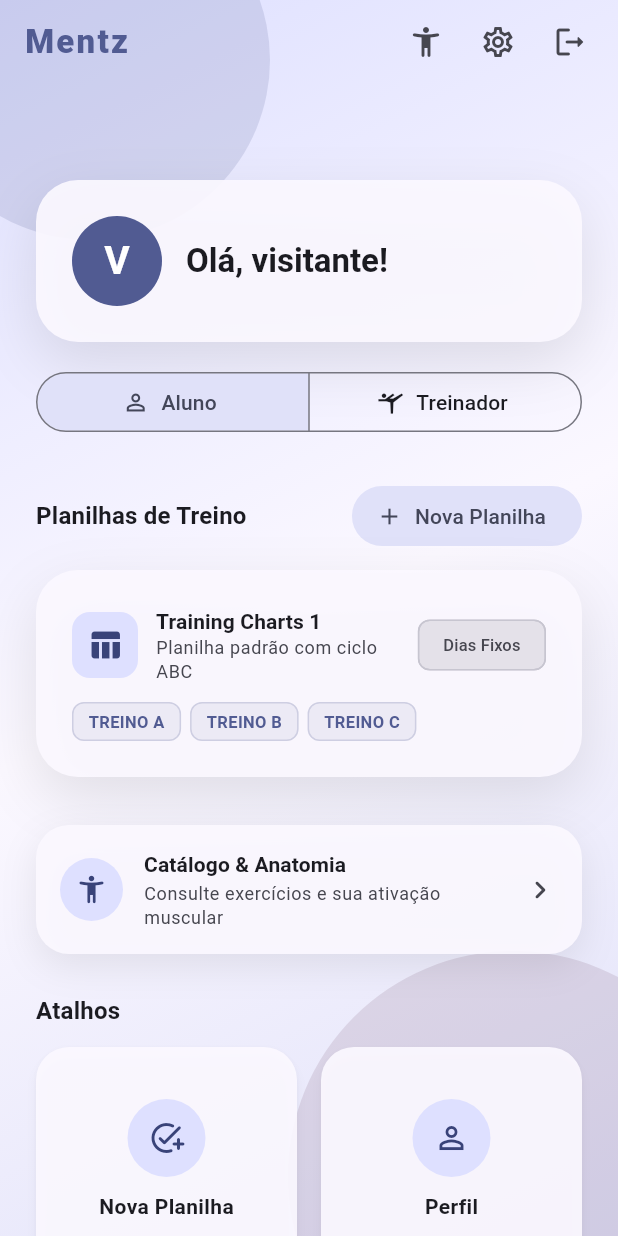
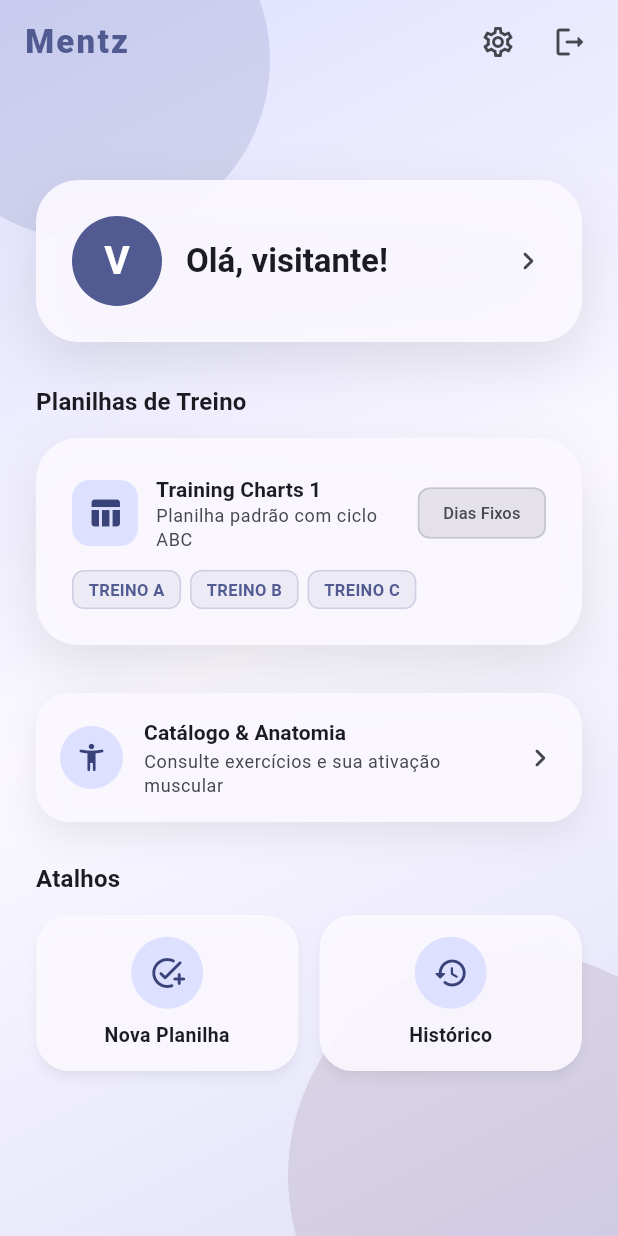
Before and after one commit to severo-bernardo04/mentz, a Flutter app: the HomePage screen opened directly, on a phone screen of 412 x 824 dp. Run offline on Flutter 3.47's test engine with Material 3 defaults, Android fonts, the phone set to English and light mode, and no system bars; our stand-ins replace cloud_firestore, firebase_auth, firebase_core; accounts and stored records are empty.

Commit message:
refactor(home): simplifica layout da home e navegacao do perfil

```diff
--- a/lib/features/home/home_page.dart
+++ b/lib/features/home/home_page.dart
@@ -10,7 +10,6 @@ import '../exercises/exercises_catalog_page.dart';
 import '../training/create_training_chart_page.dart';
 import '../training_history/training_history_page.dart';
 import 'widgets/home_app_bar.dart';
-import 'widgets/role_switcher.dart';
 import 'widgets/section_header.dart';
 import 'widgets/shortcuts_grid.dart';
 import 'widgets/training_chart_list.dart';
@@ -24,7 +23,7 @@ class HomePage extends StatefulWidget {
   /// E-mail do usuário (no Firebase: FirebaseAuth.instance.currentUser?.email)
   final String? userEmail;
 
-  /// Papel do usuário. TODO: vir do backend (ex: claim/doc do usuário).
+  /// Papel do usuário vindo do backend/Firestore.
   final UserRole role;
 
   const HomePage({
@@ -39,8 +38,6 @@ class HomePage extends StatefulWidget {
 }
 
 class _HomePageState extends State<HomePage> {
-  late UserRole _role = widget.role;
-
   void _openNewChart() => context.pushFade(const CreateTrainingChartPage());
 
   void _openHistory() => context.pushFade(const TrainingHistoryPage());
@@ -51,7 +48,7 @@ class _HomePageState extends State<HomePage> {
 
   void _openProfile() => context.pushFade(
         ProfilePage(
-          role: _role,
+          role: widget.role,
           userName: widget.userName,
           userEmail: widget.userEmail,
         ),
@@ -66,7 +63,6 @@ class _HomePageState extends State<HomePage> {
       appBar: HomeAppBar(
         onSettings: _openSettings,
         onLogout: _logout,
-        onExercises: _openExercises,
       ),
       body: AppBackground(
         child: SafeArea(
@@ -88,25 +84,14 @@ class _HomePageState extends State<HomePage> {
                       child: WelcomeCard(
                         userName: widget.userName,
                         userEmail: widget.userEmail,
+                        onTap: _openProfile,
                       ),
                     ),
-                    const SizedBox(height: 16),
-                    // TODO: remover — apenas para testar os dois perfis.
-                    RoleSwitcher(
-                      selected: _role,
-                      onChanged: (role) => setState(() => _role = role),
-                    ),
                     const SizedBox(height: 28),
-                    FadeSlideIn(
-                      delay: const Duration(milliseconds: 150),
+                    const FadeSlideIn(
+                      delay: Duration(milliseconds: 150),
                       child: SectionHeader(
                         title: 'Planilhas de Treino',
-                        trailing: FilledButton.tonalIcon(
-                          key: const Key('home_new_chart_button'),
-                          onPressed: _openNewChart,
-                          icon: const Icon(Icons.add, size: 18),
-                          label: const Text('Nova Planilha'),
-                        ),
                       ),
                     ),
                     const SizedBox(height: 12),
@@ -206,9 +191,7 @@ class _HomePageState extends State<HomePage> {
                     const SizedBox(height: 12),
                     ShortcutsGrid(
                       onNewChart: _openNewChart,
-                      onProfile: _openProfile,
                       onHistory: _openHistory,
-                      onSettings: _openSettings,
                     ),
                   ],
                 ),
--- a/lib/features/home/widgets/home_app_bar.dart
+++ b/lib/features/home/widgets/home_app_bar.dart
@@ -4,13 +4,11 @@ import 'package:flutter/material.dart';
 class HomeAppBar extends StatelessWidget implements PreferredSizeWidget {
   final VoidCallback onSettings;
   final VoidCallback onLogout;
-  final VoidCallback? onExercises;
 
   const HomeAppBar({
     super.key,
     required this.onSettings,
     required this.onLogout,
-    this.onExercises,
   });
 
   @override
@@ -32,13 +30,6 @@ class HomeAppBar extends StatelessWidget implements PreferredSizeWidget {
         ),
       ),
       actions: [
-        if (onExercises != null)
-          IconButton(
-            key: const Key('home_exercises_appbar_button'),
-            tooltip: 'Catálogo de Exercícios',
-            icon: const Icon(Icons.accessibility_new_rounded),
-            onPressed: onExercises,
-          ),
         IconButton(
           key: const Key('home_settings_appbar_button'),
           tooltip: 'Ajustes',
--- a/lib/features/home/widgets/role_switcher.dart
+++ /dev/null
@@ -1,36 +0,0 @@
-import 'package:flutter/material.dart';
-
-import '../../../models/profile_models.dart';
-
-/// TODO: remover — apenas para testar os dois perfis (aluno/treinador).
-class RoleSwitcher extends StatelessWidget {
-  final UserRole selected;
-  final ValueChanged<UserRole> onChanged;
-
-  const RoleSwitcher({
-    super.key,
-    required this.selected,
-    required this.onChanged,
-  });
-
-  @override
-  Widget build(BuildContext context) {
-    return SegmentedButton<UserRole>(
-      showSelectedIcon: false,
-      segments: const [
-        ButtonSegment(
-          value: UserRole.student,
-          icon: Icon(Icons.person_outline),
-          label: Text('Aluno'),
-        ),
-        ButtonSegment(
-          value: UserRole.trainer,
-          icon: Icon(Icons.sports_gymnastics),
-          label: Text('Treinador'),
-        ),
-      ],
-      selected: {selected},
-      onSelectionChanged: (values) => onChanged(values.first),
-    );
-  }
-}
--- a/lib/features/home/widgets/shortcut_card.dart
+++ b/lib/features/home/widgets/shortcut_card.dart
@@ -25,21 +25,30 @@ class ShortcutCard extends StatelessWidget {
       clipBehavior: Clip.antiAlias,
       child: InkWell(
         onTap: onTap ?? () {},
+        child: Padding(
+          padding: const EdgeInsets.symmetric(horizontal: 4, vertical: 8),
           child: Column(
             mainAxisAlignment: MainAxisAlignment.center,
             children: [
               Container(
-              width: 52,
-              height: 52,
+                width: 48,
+                height: 48,
                 decoration: BoxDecoration(
                   shape: BoxShape.circle,
                   color: cs.primaryContainer,
                 ),
-              child: Icon(icon, color: cs.onPrimaryContainer),
+                child: Icon(icon, color: cs.onPrimaryContainer, size: 24),
               ),
-            const SizedBox(height: 10),
-            Text(label, style: const TextStyle(fontWeight: FontWeight.w600)),
+              const SizedBox(height: 8),
+              Text(
+                label,
+                textAlign: TextAlign.center,
+                maxLines: 1,
+                overflow: TextOverflow.ellipsis,
+                style: const TextStyle(fontWeight: FontWeight.w600, fontSize: 13),
+              ),
             ],
+          ),
         ),
       ),
     );
--- a/lib/features/home/widgets/shortcuts_grid.dart
+++ b/lib/features/home/widgets/shortcuts_grid.dart
@@ -3,18 +3,14 @@ import 'package:flutter/material.dart';
 import '../../../widgets/fade_slide_in.dart';
 import 'shortcut_card.dart';
 
-/// Grade 2x2 de atalhos da home.
+/// Atalhos rápidos da home: Nova Planilha e Histórico.
 class ShortcutsGrid extends StatelessWidget {
   final VoidCallback onNewChart;
-  final VoidCallback onProfile;
-  final VoidCallback onSettings;
   final VoidCallback? onHistory;
 
   const ShortcutsGrid({
     super.key,
     required this.onNewChart,
-    required this.onProfile,
-    required this.onSettings,
     this.onHistory,
   });
 
@@ -22,14 +18,10 @@ class ShortcutsGrid extends StatelessWidget {
   Widget build(BuildContext context) {
     final cards = [
       ShortcutCard(
+        key: const Key('home_new_chart_shortcut_card'),
         icon: Icons.add_task_rounded,
         label: 'Nova Planilha',
         onTap: onNewChart,
-      ),
-      ShortcutCard(
-        icon: Icons.person_outline,
-        label: 'Perfil',
-        onTap: onProfile,
       ),
       ShortcutCard(
         key: const Key('home_history_shortcut_card'),
@@ -37,27 +29,22 @@ class ShortcutsGrid extends StatelessWidget {
         label: 'Histórico',
         onTap: onHistory,
       ),
-      ShortcutCard(
-        key: const Key('home_settings_shortcut_card'),
-        icon: Icons.settings_outlined,
-        label: 'Ajustes',
-        onTap: onSettings,
-      ),
     ];
 
-    return GridView.count(
-      crossAxisCount: 2,
-      shrinkWrap: true,
-      physics: const NeverScrollableScrollPhysics(),
-      mainAxisSpacing: 16,
-      crossAxisSpacing: 16,
-      childAspectRatio: 1.15,
+    return Row(
       children: [
-        for (var i = 0; i < cards.length; i++)
-          FadeSlideIn(
-            delay: Duration(milliseconds: 250 + i * 80),
-            child: cards[i],
+        for (var i = 0; i < cards.length; i++) ...[
+          if (i > 0) const SizedBox(width: 14),
+          Expanded(
+            child: FadeSlideIn(
+              delay: Duration(milliseconds: 250 + i * 80),
+              child: SizedBox(
+                height: 104,
+                child: cards[i],
+              ),
+            ),
           ),
+        ],
       ],
     );
   }
--- a/lib/features/home/widgets/welcome_card.dart
+++ b/lib/features/home/widgets/welcome_card.dart
@@ -3,11 +3,18 @@ import 'package:flutter/material.dart';
 import '../../../widgets/app_card.dart';
 
 /// Cartão de boas-vindas com avatar, nome e e-mail.
+/// Ao clicar, navega para o perfil do usuário.
 class WelcomeCard extends StatelessWidget {
   final String? userName;
   final String? userEmail;
+  final VoidCallback? onTap;
 
-  const WelcomeCard({super.key, this.userName, this.userEmail});
+  const WelcomeCard({
+    super.key,
+    this.userName,
+    this.userEmail,
+    this.onTap,
+  });
 
   String get _displayName {
     final name = userName?.trim() ?? '';
@@ -26,6 +33,7 @@ class WelcomeCard extends StatelessWidget {
     final name = _displayName;
 
     return AppCard(
+      onTap: onTap,
       child: Row(
         children: [
           CircleAvatar(
@@ -65,6 +73,11 @@ class WelcomeCard extends StatelessWidget {
               ],
             ),
           ),
+          if (onTap != null)
+            Icon(
+              Icons.chevron_right_rounded,
+              color: cs.onSurfaceVariant,
+            ),
         ],
       ),
     );
--- a/lib/widgets/app_card.dart
+++ b/lib/widgets/app_card.dart
@@ -4,17 +4,28 @@ import 'package:flutter/material.dart';
 class AppCard extends StatelessWidget {
   final Widget child;
   final EdgeInsetsGeometry padding;
+  final VoidCallback? onTap;
 
   const AppCard({
     super.key,
     required this.child,
     this.padding = const EdgeInsets.all(24),
+    this.onTap,
   });
 
   @override
   Widget build(BuildContext context) {
     final cs = Theme.of(context).colorScheme;
     final radius = BorderRadius.circular(28);
+
+    Widget content = Padding(padding: padding, child: child);
+    if (onTap != null) {
+      content = InkWell(
+        borderRadius: radius,
+        onTap: onTap,
+        child: content,
+      );
+    }
 
     return Container(
       decoration: BoxDecoration(
@@ -31,7 +42,7 @@ class AppCard extends StatelessWidget {
       child: Material(
         color: Colors.transparent,
         borderRadius: radius,
-        child: Padding(padding: padding, child: child),
+        child: content,
       ),
     );
   }
```
Also changed, not shown: 3 other files. Lines whose indentation alone changed are shown as unchanged.
